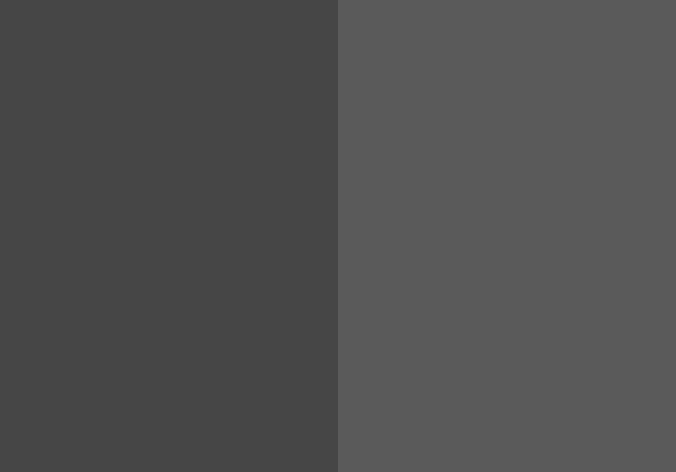
Gluzix/DataBase_Project, file mainwindow.ui: the form before one commit.
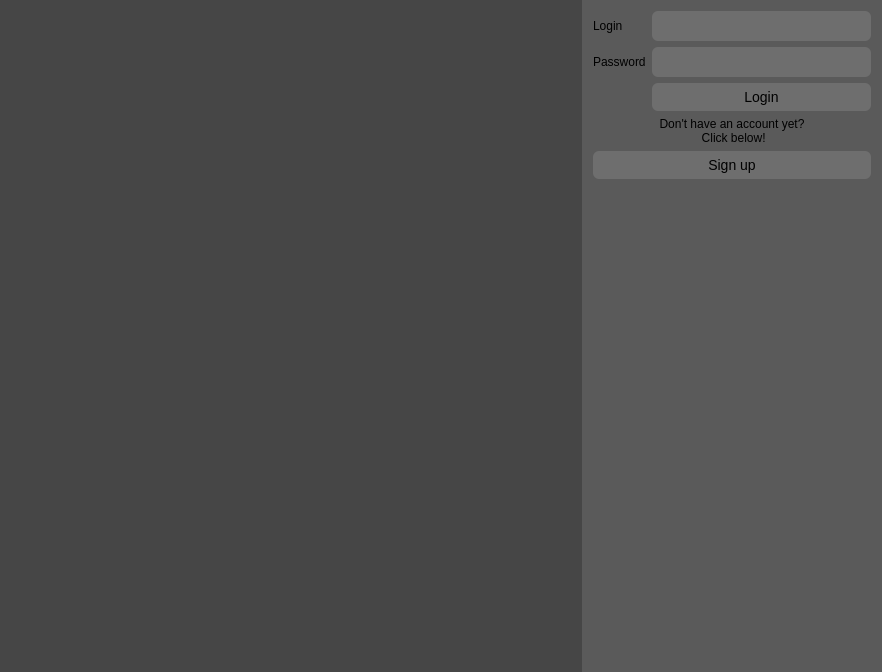
The form after the commit.

```diff
--- a/mainwindow.ui
+++ b/mainwindow.ui
@@ -6,8 +6,8 @@
    <rect>
     <x>0</x>
     <y>0</y>
-    <width>676</width>
-    <height>472</height>
+    <width>882</width>
+    <height>672</height>
    </rect>
   </property>
   <property name="windowTitle">
@@ -145,7 +145,130 @@
        <property name="spacing">
         <number>0</number>
        </property>
-       <item row="0" column="0">
+       <item row="0" column="1">
+        <widget class="QWidget" name="widget_2" native="true">
+         <property name="sizePolicy">
+          <sizepolicy hsizetype="Fixed" vsizetype="Fixed">
+           <horstretch>0</horstretch>
+           <verstretch>0</verstretch>
+          </sizepolicy>
+         </property>
+         <property name="minimumSize">
+          <size>
+           <width>300</width>
+           <height>0</height>
+          </size>
+         </property>
+         <layout class="QGridLayout" name="gridLayout_4">
+          <item row="0" column="0">
+           <widget class="QLabel" name="label">
+            <property name="text">
+             <string>Login</string>
+            </property>
+           </widget>
+          </item>
+          <item row="0" column="1">
+           <widget class="QLineEdit" name="loginEdit">
+            <property name="styleSheet">
+             <string notr="true">QLineEdit{
+font-size:14px;
+border-radius:6px;
+background-color:rgb(110,110,110);
+padding-top:6px;
+padding-bottom:6px;
+}
+</string>
+            </property>
+           </widget>
+          </item>
+          <item row="1" column="0">
+           <widget class="QLabel" name="label_2">
+            <property name="text">
+             <string>Password</string>
+            </property>
+           </widget>
+          </item>
+          <item row="1" column="1">
+           <widget class="QLineEdit" name="pwdEdit">
+            <property name="styleSheet">
+             <string notr="true">QLineEdit{
+font-size:14px;
+border-radius:6px;
+background-color:rgb(110,110,110);
+padding-top:6px;
+padding-bottom:6px;
+}</string>
+            </property>
+           </widget>
+          </item>
+          <item row="2" column="1">
+           <widget class="QPushButton" name="loginButton">
+            <property name="styleSheet">
+             <string notr="true">QPushButton{
+font-size:14px;
+border-radius:6px;
+background-color:rgb(110,110,110);
+padding-top:6px;
+padding-bottom:6px;
+}
+
+QPushButton:hover{
+background-color:rgb(130,130,130);
+}</string>
+            </property>
+            <property name="text">
+             <string>Login</string>
+            </property>
+           </widget>
+          </item>
+          <item row="3" column="0" colspan="2">
+           <widget class="QLabel" name="label_3">
+            <property name="text">
+             <string>Don't have an account yet? 
+ Click below!</string>
+            </property>
+            <property name="alignment">
+             <set>Qt::AlignCenter</set>
+            </property>
+           </widget>
+          </item>
+          <item row="4" column="0" colspan="2">
+           <widget class="QPushButton" name="registerButton">
+            <property name="styleSheet">
+             <string notr="true">QPushButton{
+font-size:14px;
+border-radius:6px;
+background-color:rgb(110,110,110);
+padding-top:6px;
+padding-bottom:6px;
+}
+
+QPushButton:hover{
+background-color:rgb(130,130,130);
+}</string>
+            </property>
+            <property name="text">
+             <string>Sign up</string>
+            </property>
+           </widget>
+          </item>
+         </layout>
+        </widget>
+       </item>
+       <item row="1" column="1">
+        <spacer name="verticalSpacer">
+         <property name="orientation">
+          <enum>Qt::Vertical</enum>
+         </property>
+         <property name="sizeHint" stdset="0">
+          <size>
+           <width>20</width>
+           <height>40</height>
+          </size>
+         </property>
+        </spacer>
+       </item>
+       <item row="0" column="0" rowspan="2">
         <widget class="QScrollArea" name="scrollArea">
          <property name="styleSheet">
           <string notr="true">QScrollArea{
@@ -161,8 +284,8 @@
            <rect>
             <x>0</x>
             <y>0</y>
-            <width>338</width>
-            <height>452</height>
+            <width>582</width>
+            <height>652</height>
            </rect>
           </property>
           <layout class="QGridLayout" name="gridLayout_3">
@@ -183,6 +306,12 @@
            </property>
            <item row="0" column="0">
             <widget class="QWidget" name="widget" native="true">
+             <property name="sizePolicy">
+              <sizepolicy hsizetype="Preferred" vsizetype="Expanding">
+               <horstretch>0</horstretch>
+               <verstretch>0</verstretch>
+              </sizepolicy>
+             </property>
              <property name="styleSheet">
               <string notr="true">background-color:rgb(70,70,70);</string>
              </property>
@@ -192,19 +321,6 @@
          </widget>
         </widget>
        </item>
-       <item row="0" column="1">
-        <spacer name="horizontalSpacer">
-         <property name="orientation">
-          <enum>Qt::Horizontal</enum>
-         </property>
-         <property name="sizeHint" stdset="0">
-          <size>
-           <width>40</width>
-           <height>20</height>
-          </size>
-         </property>
-        </spacer>
-       </item>
       </layout>
      </widget>
     </item>
```
Left out of the diff: 2 changed lines with no effect on the pictures.
